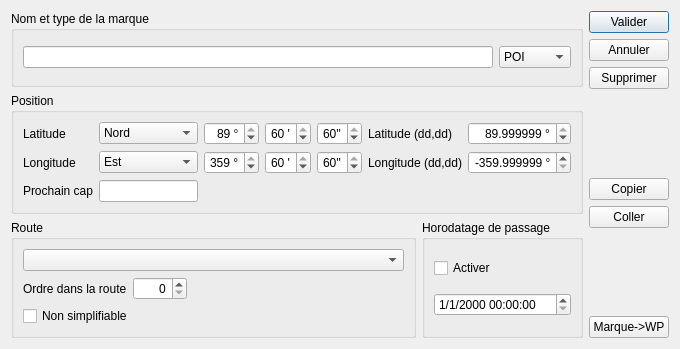
Qt form src/Ui/POI_editor.ui (nohal/qtVlm) before a commit.
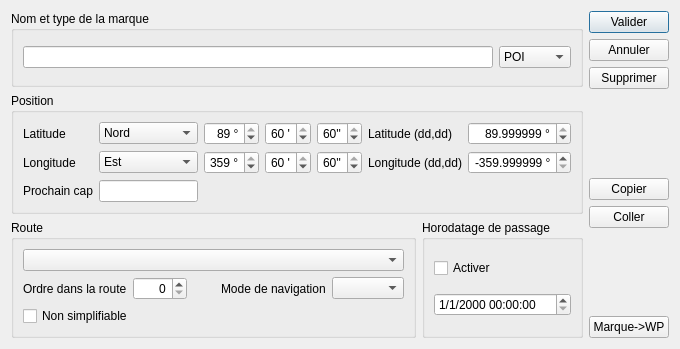
The same form after that commit.

Commit message: Add navigation mode in POI editor dialog.

```diff
--- a/src/Ui/POI_editor.ui
+++ b/src/Ui/POI_editor.ui
@@ -360,6 +360,16 @@
               </property>
              </spacer>
             </item>
+            <item>
+             <widget class="QLabel" name="label_7">
+              <property name="text">
+               <string>Mode de navigation</string>
+              </property>
+             </widget>
+            </item>
+            <item>
+             <widget class="QComboBox" name="navMode"/>
+            </item>
            </layout>
           </item>
           <item>
```
Left out of the diff: 1 changed line with no effect on the pictures. The commit also changes 11 other files.
